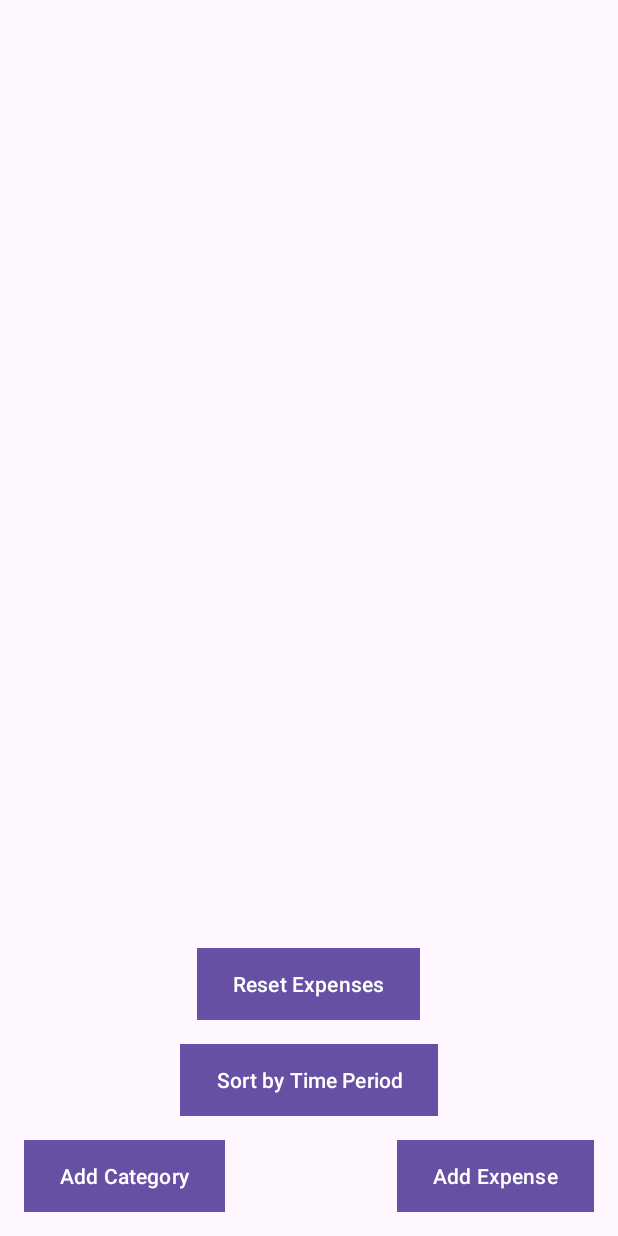
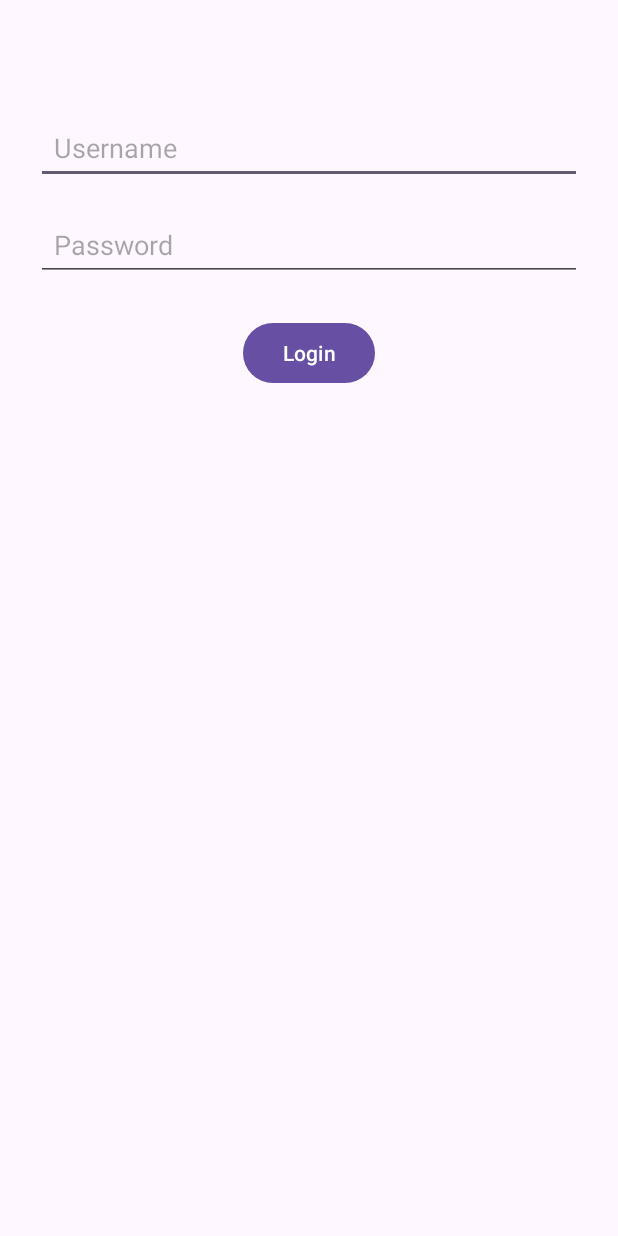
Before and after one commit to ST10256115/BudgetTrackerApp, an Android app: the screen it shows after launch (MainActivity before the commit, LoginActivity after it), on a phone screen of 412 x 824 dp. Run offline under Robolectric (Android 15) with nearby library versions, the phone set to English and light mode, and no system bars.

```diff
--- a/app/src/main/java/vcmsa/projects/budgettrackerapp/AppDatabase.kt
+++ b/app/src/main/java/vcmsa/projects/budgettrackerapp/AppDatabase.kt
@@ -4,11 +4,12 @@ import androidx.room.Database
 import androidx.room.RoomDatabase
 
 @Database(
-    entities = [ExpenseEntity::class, CategoryEntity::class],
-    version = 2,
+    entities = [ExpenseEntity::class, CategoryEntity::class, SpendingGoalEntity::class], // Added SpendingGoalEntity
+    version = 3, // Bumped version from 2 to 3
     exportSchema = false
 )
 abstract class AppDatabase : RoomDatabase() {
-    abstract fun expenseDao(): ExpenseDao
-    abstract fun categoryDao(): CategoryDao  // Add the CategoryDao
+    abstract fun expenseDao(): ExpenseDao  //added expensedao
+    abstract fun categoryDao(): CategoryDao //added category dao
+    abstract fun spendingGoalDao(): SpendingGoalDao // Added the SpendingGoalDao
 }
--- /dev/null
+++ b/app/src/main/java/vcmsa/projects/budgettrackerapp/LoginActivity.kt
@@ -0,0 +1,43 @@
+package vcmsa.projects.budgettrackerapp
+
+import android.content.Intent
+import android.os.Bundle
+import android.widget.Button
+import android.widget.EditText
+import android.widget.Toast
+import androidx.appcompat.app.AppCompatActivity
+
+class LoginActivity : AppCompatActivity() {
+
+    private lateinit var editTextUsername: EditText
+    private lateinit var editTextPassword: EditText
+    private lateinit var buttonLogin: Button
+
+    override fun onCreate(savedInstanceState: Bundle?) {
+        super.onCreate(savedInstanceState)
+        setContentView(R.layout.activity_login)
+
+        editTextUsername = findViewById(R.id.editTextUsername)
+        editTextPassword = findViewById(R.id.editTextPassword)
+        buttonLogin = findViewById(R.id.buttonLogin)
+
+        buttonLogin.setOnClickListener {
+            val username = editTextUsername.text.toString()
+            val password = editTextPassword.text.toString()
+
+            if (validateLogin(username, password)) {
+                // Login success: go to MainActivity
+                val intent = Intent(this, MainActivity::class.java)
+                startActivity(intent)
+                finish() // Close LoginActivity so user can't go back to it
+            } else {
+                Toast.makeText(this, "Invalid username or password", Toast.LENGTH_SHORT).show()
+            }
+        }
+    }
+
+    private fun validateLogin(username: String, password: String): Boolean {
+        // Hardcoded username and password for now
+        return username == "shivar" && password == "password"
+    }
+}
--- /dev/null
+++ b/app/src/main/res/layout/activity_login.xml
@@ -0,0 +1,42 @@
+<?xml version="1.0" encoding="utf-8"?>
+<ScrollView xmlns:android="http://schemas.android.com/apk/res/android"
+    android:layout_width="match_parent"
+    android:layout_height="match_parent"
+    android:padding="24dp">
+
+    <LinearLayout
+        android:layout_width="match_parent"
+        android:layout_height="wrap_content"
+        android:orientation="vertical"
+        android:gravity="center_horizontal">
+
+        <EditText
+            android:id="@+id/editTextUsername"
+            android:hint="Username"
+            android:layout_width="match_parent"
+            android:layout_height="wrap_content"
+            android:minHeight="48dp"
+            android:inputType="text"
+            android:layout_marginTop="50dp"
+            android:padding="12dp" />
+
+        <EditText
+            android:id="@+id/editTextPassword"
+            android:hint="Password"
+            android:layout_width="match_parent"
+            android:layout_height="wrap_content"
+            android:minHeight="48dp"
+        android:inputType="textPassword"
+        android:layout_marginTop="16dp"
+        android:padding="12dp" />
+
+        <Button
+            android:id="@+id/buttonLogin"
+            android:text="Login"
+            android:layout_width="wrap_content"
+            android:layout_height="wrap_content"
+            android:layout_marginTop="24dp"
+            android:layout_gravity="center_horizontal"
+            android:minHeight="48dp" />   <!-- Make sure the button itself also meets target -->
+    </LinearLayout>
+</ScrollView>
--- a/app/src/main/res/layout/dialog_date_range.xml
+++ b/app/src/main/res/layout/dialog_date_range.xml
@@ -11,6 +11,8 @@
         android:hint="Start Date (yyyy-MM-dd HH:mm:ss)"
         android:layout_width="match_parent"
         android:layout_height="wrap_content"
+        android:minHeight="48dp"
+        android:padding="12dp"
         android:inputType="datetime"
         android:layout_marginBottom="16dp" />
 
@@ -19,5 +21,7 @@
         android:hint="End Date (yyyy-MM-dd HH:mm:ss)"
         android:layout_width="match_parent"
         android:layout_height="wrap_content"
+        android:minHeight="48dp"
+        android:padding="12dp"
         android:inputType="datetime" />
 </LinearLayout>
```
Also changed, not shown: app/src/main/AndroidManifest.xml (+14 -7 lines), app/src/main/java/vcmsa/projects/budgettrackerapp/MainActivity.kt (+60 -4 lines), app/src/main/java/vcmsa/projects/budgettrackerapp/SetSpendingGoalActivity.kt (added, +57 -0 lines), app/src/main/java/vcmsa/projects/budgettrackerapp/SpendingGoalDao.kt (added, +21 -0 lines), app/src/main/java/vcmsa/projects/budgettrackerapp/SpendingGoalEntity.kt (added, +12 -0 lines), app/src/main/java/vcmsa/projects/budgettrackerapp/SpendingGoalRepository.kt (added, +31 -0 lines), app/src/main/java/vcmsa/projects/budgettrackerapp/SpendingGoalViewModel.kt (added, +41 -0 lines), app/src/main/res/layout/activity_main.xml (+24 -0 lines), app/src/main/res/layout/activity_set_spending_goal.xml (added, +35 -0 lines), app/src/main/res/layout/dialog_category_time_range.xml (added, +35 -0 lines).
